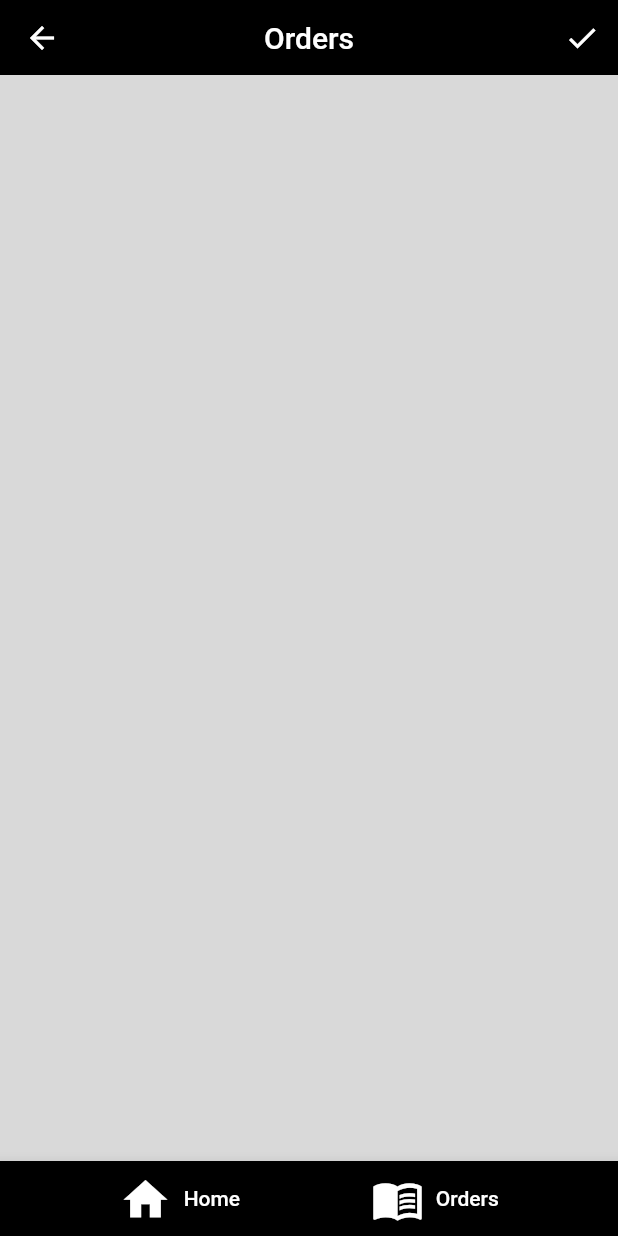
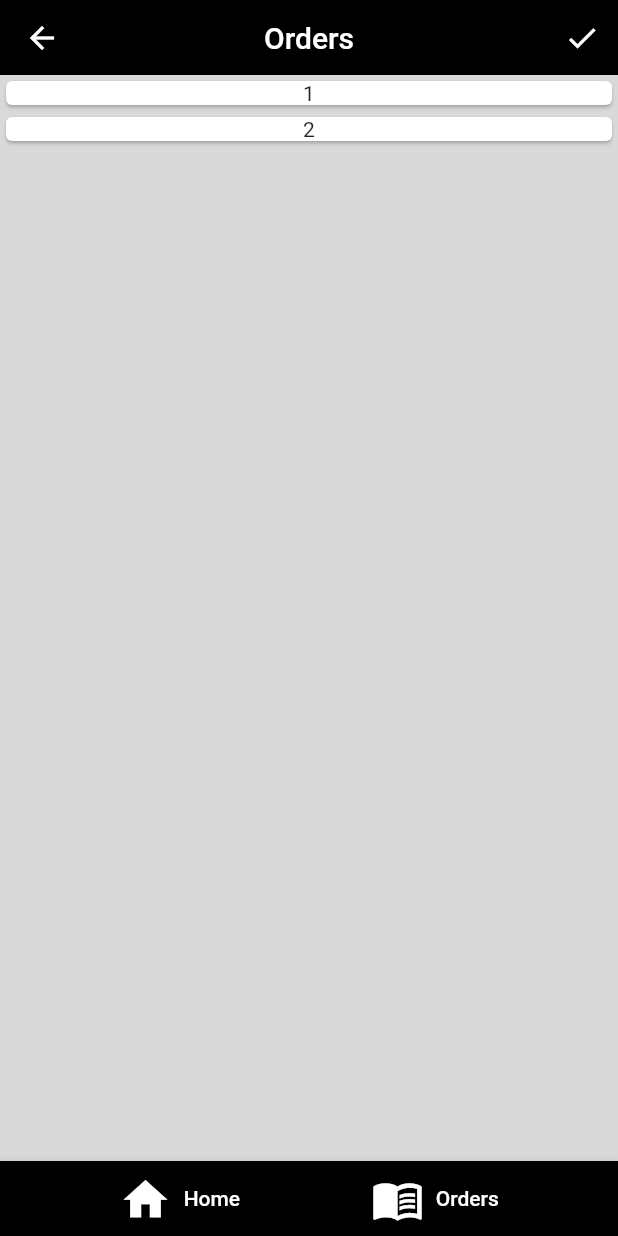
Before and after one commit to JiyadAhammad/Cool-Spot-Admin, a Flutter app: the Ordescreen screen opened by its route, on a phone screen of 412 x 824 dp. Run offline on Flutter 3.47's test engine with Material 2 defaults, Android fonts, the phone set to English and light mode, and no system bars; our stand-ins replace equatable, get, image_picker, pinput.

Commit message:
order model created

```diff
--- /dev/null
+++ b/lib/model/order/order_model.dart
@@ -0,0 +1,125 @@
+import 'dart:convert';
+
+import 'package:equatable/equatable.dart';
+
+class Order extends Equatable {
+  const Order({
+    required this.id,
+    required this.cutomerId,
+    required this.productId,
+    required this.deliveryFee,
+    required this.subTotal,
+    required this.total,
+    required this.isAccepted,
+    required this.isdelivered,
+    required this.orderedDate,
+  });
+
+  final int id;
+  final int cutomerId;
+  final List<int> productId;
+  final double deliveryFee;
+  final double subTotal;
+  final double total;
+  final bool isAccepted;
+  final bool isdelivered;
+  final DateTime orderedDate;
+
+  Order copyWith({
+    int? id,
+    int? cutomerId,
+    List<int>? productId,
+    double? deliveryFee,
+    double? subTotal,
+    double? total,
+    bool? isAccepted,
+    bool? isdelivered,
+    DateTime? orderedDate,
+  }) {
+    return Order(
+      id: id ?? this.id,
+      cutomerId: cutomerId ?? this.cutomerId,
+      productId: productId ?? this.productId,
+      deliveryFee: deliveryFee ?? this.deliveryFee,
+      subTotal: subTotal ?? this.subTotal,
+      total: total ?? this.total,
+      isAccepted: isAccepted ?? this.isAccepted,
+      isdelivered: isdelivered ?? this.isdelivered,
+      orderedDate: orderedDate ?? this.orderedDate,
+    );
+  }
+
+  Map<String, dynamic> toMap() {
+    return <String, dynamic>{
+      'id': id,
+      'cutomerId': cutomerId,
+      'productId': productId,
+      'deliveryFee': deliveryFee,
+      'subTotal': subTotal,
+      'total': total,
+      'isAccepted': isAccepted,
+      'isdelivered': isdelivered,
+      'ordered': orderedDate,
+    };
+  }
+
+  factory Order.fromSnapshot(snap) {
+    return Order(
+      id: snap['id'] as int,
+      cutomerId: snap['cutomerId'] as int,
+      productId: snap['productId'] as List<int>,
+      deliveryFee: snap['deliveryFee'] as double,
+      subTotal: snap['subTotal'] as double,
+      total: snap['total'] as double,
+      isAccepted: snap['isAccepted'] as bool,
+      isdelivered: snap['isdelivered'] as bool,
+      orderedDate:
+          DateTime.fromMillisecondsSinceEpoch(snap['orderedDate'] as int),
+    );
+  }
+
+  String toJson() => json.encode(toMap());
+
+  @override
+  bool get stringify => true;
+
+  @override
+  List<Object?> get props {
+    return <Object?>[
+      id,
+      cutomerId,
+      productId,
+      deliveryFee,
+      subTotal,
+      total,
+      isAccepted,
+      isdelivered,
+      orderedDate,
+    ];
+  }
+
+  static List<Order> order = <Order>[
+    Order(
+      id: 1,
+      cutomerId: 100,
+      productId: const <int>[1, 2],
+      deliveryFee: 20,
+      subTotal: 40,
+      total: 60,
+      isAccepted: false,
+      isdelivered: false,
+      orderedDate: DateTime.now(),
+    ),
+    Order(
+      id: 2,
+      cutomerId: 101,
+      productId: const <int>[1, 2, 3],
+      deliveryFee: 20,
+      subTotal: 60,
+      total: 80,
+      isAccepted: false,
+      isdelivered: false,
+      orderedDate: DateTime.now(),
+    ),
+  ];
+}
--- a/lib/view/home/home_screen.dart
+++ b/lib/view/home/home_screen.dart
@@ -1,7 +1,7 @@
 import 'package:flutter/material.dart';
 import 'package:get/get.dart';
 
-import '../../model/home/product_model.dart';
+import '../../model/product/product_model.dart';
 import '../addproduct/add_product.dart';
 import '../constant/color/colors.dart';
 import '../constant/sizedbox/sizedbox.dart';
--- a/lib/view/order/order.dart
+++ b/lib/view/order/order.dart
@@ -1,5 +1,6 @@
 import 'package:flutter/material.dart';
 
+import '../../model/order/order_model.dart';
 import '../constant/color/colors.dart';
 import '../home/home_screen.dart';
 import '../widget/custom_nav_bar.dart';
@@ -27,7 +28,25 @@ class Ordescreen extends StatelessWidget {
           onPressed: () {},
         ),
       ),
-      bottomNavigationBar:const CustomNavBar(),
+      body: Column(
+        children: <Widget>[
+          Expanded(
+            child: ListView.builder(
+              itemCount: Order.order.length,
+              itemBuilder: (BuildContext context, int index) {
+                return Card(
+                  child: Column(
+                    children: [
+                      Text('${Order.order[index].id}'),
+                    ],
+                  ),
+                );
+              },
+            ),
+          ),
+        ],
+      ),
+      bottomNavigationBar: const CustomNavBar(),
     );
   }
 }
```
Also changed, not shown: lib/model/product/product_model.dart (renamed from lib/model/home/product_model.dart).
